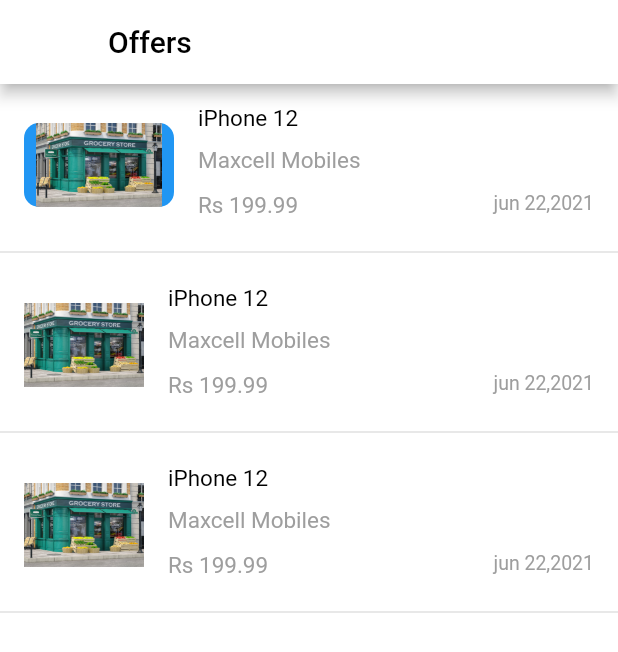
After one commit to ahagaash/GrandBazar_IOS, a Flutter app: the OfferScreen screen opened directly, on a phone screen of 412 x 824 dp. The commit adds this screen. Shown: the top 652 px of the screen. Run offline on Flutter 3.47's test engine with Material 2 defaults, Android fonts, the phone set to English and light mode, and no system bars; our stand-ins replace animated_splash_screen, fluttertoast, google_nav_bar, page_transition.

Commit message:
offer screen added

```diff
--- /dev/null
+++ b/grand_bazar/lib/Screens/offers/offers.dart
@@ -0,0 +1,244 @@
+import 'package:flutter/cupertino.dart';
+import 'package:flutter/material.dart';
+import 'package:fluttertoast/fluttertoast.dart';
+
+class OfferScreen extends StatefulWidget {
+  OfferScreen({Key? key}) : super(key: key);
+
+  @override
+  State<OfferScreen> createState() => _OfferScreenState();
+}
+
+class _OfferScreenState extends State<OfferScreen> {
+  //form key
+  final _formKey = GlobalKey<FormState>();
+
+  @override
+  Widget build(BuildContext context) {
+    //login function
+
+    return Scaffold(
+        appBar: AppBar(
+          backgroundColor: Colors.white,
+          title: const Text(
+            'Offers',
+            style: TextStyle(color: Colors.black),
+          ),
+        ),
+        backgroundColor: Colors.white,
+        body: Center(
+            child: ListView(
+          children: [
+            Padding(
+              padding: EdgeInsets.fromLTRB(0, 10, 0, 10),
+              child: ListTile(
+                title: Padding(
+                  padding: const EdgeInsets.only(bottom: 12),
+                  child: Column(
+                    crossAxisAlignment: CrossAxisAlignment.start,
+                    children: const [
+                      Padding(
+                        padding: const EdgeInsets.only(bottom: 10),
+                        child: Text(
+                          'iPhone 12',
+                          style: TextStyle(
+                            fontSize: 15.0,
+                            color: Colors.black,
+                          ),
+                          textAlign: TextAlign.left,
+                        ),
+                      ),
+                      Text(
+                        'Maxcell Mobiles',
+                        style: TextStyle(
+                          fontSize: 15.0,
+                          color: Colors.grey,
+                        ),
+                        textAlign: TextAlign.right,
+                      ),
+                    ],
+                  ),
+                ),
+                subtitle: Row(
+                  crossAxisAlignment: CrossAxisAlignment.start,
+                  children: const [
+                    Text(
+                      'Rs 199.99',
+                      style: TextStyle(
+                        fontSize: 15.0,
+                        color: Colors.grey,
+                      ),
+                      textAlign: TextAlign.right,
+                    ),
+                    Expanded(
+                      child: Text(
+                        'jun 22,2021',
+                        style: TextStyle(
+                          fontSize: 13.0,
+                          color: Colors.grey,
+                        ),
+                        textAlign: TextAlign.right,
+                      ),
+                    ),
+                  ],
+                ),
+                leading: Container(
+                  width: 100,
+                  height: 200,
+                  decoration: BoxDecoration(
+                    color: Colors.blue,
+                    borderRadius: BorderRadius.circular(10),
+                    image: DecorationImage(
+                      image: AssetImage('assets/stores/store3.jpg'),
+                      fit: BoxFit.fitHeight,
+                    ),
+                  ),
+                ),
+              ),
+            ),
+            Divider(
+              thickness: 1,
+              color: Colors.grey[300],
+            ),
+            Padding(
+              padding: EdgeInsets.fromLTRB(0, 10, 0, 10),
+              child: ListTile(
+                title: Padding(
+                  padding: const EdgeInsets.only(bottom: 12),
+                  child: Column(
+                    crossAxisAlignment: CrossAxisAlignment.start,
+                    children: const [
+                      Padding(
+                        padding: const EdgeInsets.only(bottom: 10),
+                        child: Text(
+                          'iPhone 12',
+                          style: TextStyle(
+                            fontSize: 15.0,
+                            color: Colors.black,
+                          ),
+                          textAlign: TextAlign.left,
+                        ),
+                      ),
+                      Text(
+                        'Maxcell Mobiles',
+                        style: TextStyle(
+                          fontSize: 15.0,
+                          color: Colors.grey,
+                        ),
+                        textAlign: TextAlign.right,
+                      ),
+                    ],
+                  ),
+                ),
+                subtitle: Row(
+                  crossAxisAlignment: CrossAxisAlignment.start,
+                  children: const [
+                    Text(
+                      'Rs 199.99',
+                      style: TextStyle(
+                        fontSize: 15.0,
+                        color: Colors.grey,
+                      ),
+                      textAlign: TextAlign.right,
+                    ),
+                    Expanded(
+                      child: Text(
+                        'jun 22,2021',
+                        style: TextStyle(
+                          fontSize: 13.0,
+                          color: Colors.grey,
+                        ),
+                        textAlign: TextAlign.right,
+                      ),
+                    ),
+                  ],
+                ),
+                leading: Container(
+                  width: 80,
+                  height: 100,
+                  decoration: const BoxDecoration(
+                    image: DecorationImage(
+                      image: AssetImage('assets/stores/store3.jpg'),
+                      fit: BoxFit.cover,
+                    ),
+                  ),
+                ),
+              ),
+            ),
+            Divider(
+              thickness: 1,
+              color: Colors.grey[300],
+            ),
+            Padding(
+              padding: EdgeInsets.fromLTRB(0, 10, 0, 10),
+              child: ListTile(
+                title: Padding(
+                  padding: const EdgeInsets.only(bottom: 12),
+                  child: Column(
+                    crossAxisAlignment: CrossAxisAlignment.start,
+                    children: const [
+                      Padding(
+                        padding: const EdgeInsets.only(bottom: 10),
+                        child: Text(
+                          'iPhone 12',
+                          style: TextStyle(
+                            fontSize: 15.0,
+                            color: Colors.black,
+                          ),
+                          textAlign: TextAlign.left,
+                        ),
+                      ),
+                      Text(
+                        'Maxcell Mobiles',
+                        style: TextStyle(
+                          fontSize: 15.0,
+                          color: Colors.grey,
+                        ),
+                        textAlign: TextAlign.right,
+                      ),
+                    ],
+                  ),
+                ),
+                subtitle: Row(
+                  crossAxisAlignment: CrossAxisAlignment.start,
+                  children: const [
+                    Text(
+                      'Rs 199.99',
+                      style: TextStyle(
+                        fontSize: 15.0,
+                        color: Colors.grey,
+                      ),
+                      textAlign: TextAlign.right,
+                    ),
+                    Expanded(
+                      child: Text(
+                        'jun 22,2021',
+                        style: TextStyle(
+                          fontSize: 13.0,
+                          color: Colors.grey,
+                        ),
+                        textAlign: TextAlign.right,
+                      ),
+                    ),
+                  ],
+                ),
+                leading: Container(
+                  width: 80,
+                  height: 100,
+                  decoration: const BoxDecoration(
+                    image: DecorationImage(
+                      image: AssetImage('assets/stores/store3.jpg'),
+                      fit: BoxFit.cover,
+                    ),
+                  ),
+                ),
+              ),
+            ),
+            Divider(
+              thickness: 1,
+              color: Colors.grey[300],
+            ),
+          ],
+        )));
+  }
+}
--- a/grand_bazar/lib/main.dart
+++ b/grand_bazar/lib/main.dart
@@ -5,6 +5,7 @@ import 'package:page_transition/page_transition.dart';
 import 'Screens/Login/login.dart';
 import 'package:grand_bazar/Screens/Home/Components/drawer.dart';
 import 'Screens/Home/home.dart';
+import 'Screens/offers/offers.dart';
 import 'Screens/stores/stores.dart';
 import 'Screens/stores/tabview.dart';
 
```
